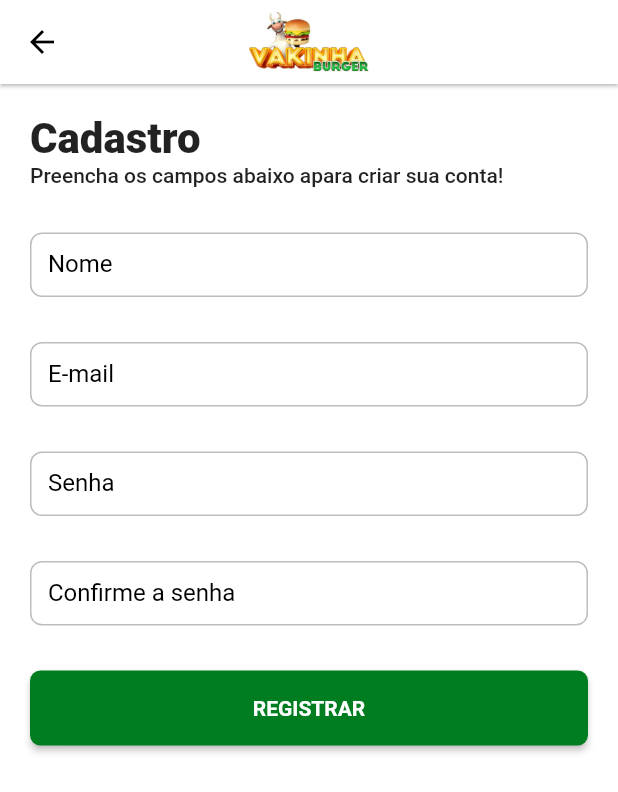
After one commit to RafaelFiorotto/dw9_delivery_app, a Flutter app: the LoginPage screen opened by its route, after a tap on "Cadastre-se!", on a phone screen of 412 x 824 dp. The commit adds this screen. Shown: the top 792 px of the screen. Run offline on Flutter 3.47's test engine with Material 2 defaults, Android fonts, the phone set to English and light mode, and no system bars; our stand-ins replace bloc, dio, equatable, flutter_bloc, loading_animation_widget, shared_preferences and 1 more; missing offline and left inert: match; accounts and stored records are empty; network calls fail; Roboto replaces fonts that are missing (mplus1).

Commit message:
add cadastro, fim da aula 3

```diff
--- a/lib/app/core/ui/styles/text_styles.dart
+++ b/lib/app/core/ui/styles/text_styles.dart
@@ -25,6 +25,7 @@ class TextStyles {
   TextStyle get textExtraBold =>
       TextStyle(fontWeight: FontWeight.w800, fontFamily: font);
   TextStyle get textButtonLabel => textBold.copyWith(fontSize: 14);
+  TextStyle get textTitle => textExtraBold.copyWith(fontSize: 28);
 }
 
 extension TextStylesExtensions on BuildContext {
--- a/lib/app/dw9_delivery_app.dart
+++ b/lib/app/dw9_delivery_app.dart
@@ -1,5 +1,7 @@
 import 'package:dw9_delivery_app/app/core/provider/application_binding.dart';
 import 'package:dw9_delivery_app/app/core/ui/theme/theme_config.dart';
+import 'package:dw9_delivery_app/app/pages/auth/login/login_page.dart';
+import 'package:dw9_delivery_app/app/pages/auth/register/register_page.dart';
 import 'package:dw9_delivery_app/app/pages/home/home_router.dart';
 import 'package:dw9_delivery_app/app/pages/splash/splash_page.dart';
 import 'package:dw9_delivery_app/app/pages/product_detail/product_detail_router.dart';
@@ -17,7 +19,9 @@ class Dw9DeliveryApp extends StatelessWidget {
         routes: {
           '/': (context) => const SplashPage(),
           '/home': (context) => HomeRouter.page,
-          '/productDetail': (context) => ProductDetailRouter.page
+          '/productDetail': (context) => ProductDetailRouter.page,
+          '/auth/login': (context) => const LoginPage(),
+          '/auth/register': (context) => const RegisterPage(),
         },
       ),
     );
--- /dev/null
+++ b/lib/app/pages/auth/login/login_page.dart
@@ -0,0 +1,86 @@
+import 'package:dw9_delivery_app/app/core/ui/styles/text_styles.dart';
+import 'package:dw9_delivery_app/app/core/ui/widgets/delivery_appbar.dart';
+import 'package:dw9_delivery_app/app/core/ui/widgets/delivery_button.dart';
+import 'package:flutter/material.dart';
+
+class LoginPage extends StatelessWidget {
+  const LoginPage({super.key});
+
+  @override
+  Widget build(BuildContext context) {
+    return Scaffold(
+      appBar: DeliveryAppbar(),
+      body: SafeArea(
+        child: CustomScrollView(
+          slivers: [
+            SliverToBoxAdapter(
+              child: Padding(
+                padding: const EdgeInsets.all(20.0),
+                child: Form(
+                  child: Column(
+                    crossAxisAlignment: CrossAxisAlignment.start,
+                    children: [
+                      Text(
+                        'Login',
+                        style: context.textStyles.textTitle,
+                      ),
+                      const SizedBox(
+                        height: 30,
+                      ),
+                      TextFormField(
+                        decoration: const InputDecoration(labelText: 'E-mail'),
+                      ),
+                      const SizedBox(
+                        height: 30,
+                      ),
+                      TextFormField(
+                        decoration: const InputDecoration(labelText: 'Senha'),
+                      ),
+                      const SizedBox(
+                        height: 30,
+                      ),
+                      Center(
+                        child: DeliveryButton(
+                          label: 'ENTRAR',
+                          width: double.infinity,
+                          onPressed: () {},
+                        ),
+                      )
+                    ],
+                  ),
+                ),
+              ),
+            ),
+            SliverFillRemaining(
+              hasScrollBody: false,
+              child: Padding(
+                padding: const EdgeInsets.all(8.0),
+                child: Align(
+                  alignment: Alignment.bottomCenter,
+                  child: Row(
+                    mainAxisAlignment: MainAxisAlignment.center,
+                    children: [
+                      Text(
+                        'Não possui uma conta?',
+                        style: context.textStyles.textBold,
+                      ),
+                      TextButton(
+                          onPressed: () {
+                            Navigator.of(context).pushNamed('/auth/register');
+                          },
+                          child: Text(
+                            'Cadastre-se!',
+                            style: context.textStyles.textBold
+                                .copyWith(color: Colors.blue),
+                          ))
+                    ],
+                  ),
+                ),
+              ),
+            )
+          ],
+        ),
+      ),
+    );
+  }
+}
--- /dev/null
+++ b/lib/app/pages/auth/register/register_page.dart
@@ -0,0 +1,72 @@
+import 'package:dw9_delivery_app/app/core/ui/styles/text_styles.dart';
+import 'package:dw9_delivery_app/app/core/ui/widgets/delivery_appbar.dart';
+import 'package:dw9_delivery_app/app/core/ui/widgets/delivery_button.dart';
+import 'package:flutter/material.dart';
+
+class RegisterPage extends StatelessWidget {
+  const RegisterPage({super.key});
+
+  @override
+  Widget build(BuildContext context) {
+    return Scaffold(
+      appBar: DeliveryAppbar(),
+      body: SafeArea(
+        child: SingleChildScrollView(
+          child: Padding(
+            padding: const EdgeInsets.all(20.0),
+            child: Form(
+              child: Column(
+                crossAxisAlignment: CrossAxisAlignment.start,
+                children: [
+                  Text(
+                    'Cadastro',
+                    style: context.textStyles.textTitle,
+                  ),
+                  Text(
+                    'Preencha os campos abaixo apara criar sua conta!',
+                    style: context.textStyles.textMedium,
+                  ),
+                  const SizedBox(
+                    height: 30,
+                  ),
+                  TextFormField(
+                    decoration: const InputDecoration(labelText: 'Nome'),
+                  ),
+                  const SizedBox(
+                    height: 30,
+                  ),
+                  TextFormField(
+                    decoration: const InputDecoration(labelText: 'E-mail'),
+                  ),
+                  const SizedBox(
+                    height: 30,
+                  ),
+                  TextFormField(
+                    decoration: const InputDecoration(labelText: 'Senha'),
+                  ),
+                  const SizedBox(
+                    height: 30,
+                  ),
+                  TextFormField(
+                    decoration:
+                        const InputDecoration(labelText: 'Confirme a senha'),
+                  ),
+                  const SizedBox(
+                    height: 30,
+                  ),
+                  Center(
+                    child: DeliveryButton(
+                      label: 'REGISTRAR',
+                      width: double.infinity,
+                      onPressed: () {},
+                    ),
+                  )
+                ],
+              ),
+            ),
+          ),
+        ),
+      ),
+    );
+  }
+}
--- a/pubspec.yaml
+++ b/pubspec.yaml
@@ -41,6 +41,7 @@ dependencies:
   loading_animation_widget: ^1.2.0+4
   match: ^0.4.1
   provider: ^6.0.5
+  shared_preferences: ^2.0.18
   top_snackbar_flutter: ^3.0.0+1
 
 dev_dependencies:
```
Also changed, not shown: lib/app/pages/home/home_page.dart (+5 -4 lines), lib/app/pages/home/widgets/shopping_bag_widget.dart (+58 -2 lines), pubspec.lock, 10 other files.
